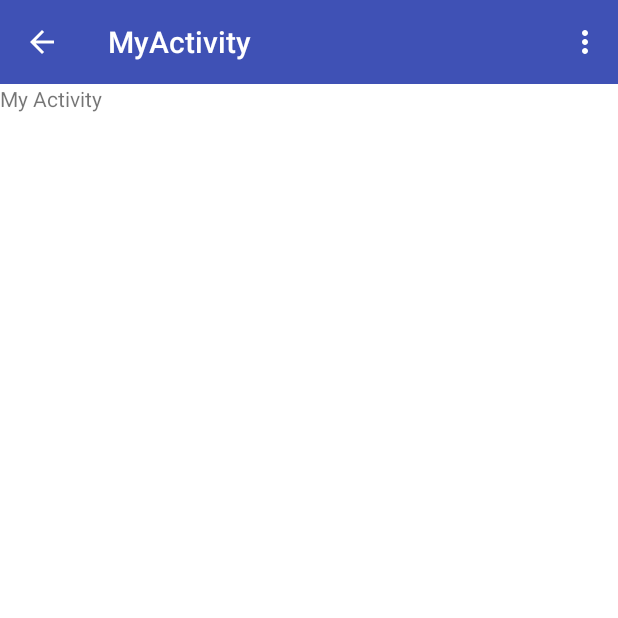
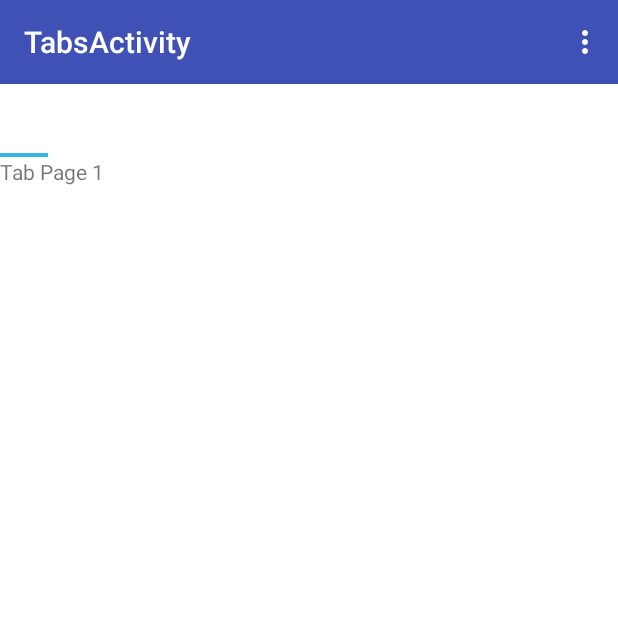
Before and after one commit to GamaX320/Material_Design_Project, an Android app: the MainActivity screen opened directly, with no data from a screen before it, after a tap on "Next", on a phone screen of 412 x 824 dp, the top half of it. Run offline under Robolectric (Android 15) with nearby library versions, the light colour scheme and no system bars.

Commit message:
add tabs layout

```diff
--- a/app/src/main/java/com/example/bryanty/materialdesignproject/MainActivity.java
+++ b/app/src/main/java/com/example/bryanty/materialdesignproject/MainActivity.java
@@ -7,6 +7,8 @@ import android.os.Bundle;
 import android.view.Menu;
 import android.view.MenuItem;
 import android.support.v7.widget.Toolbar;
+
+import com.example.bryanty.materialdesignproject.tabs.TabsActivity;
 
 
 public class MainActivity extends ActionBarActivity {
@@ -48,7 +50,8 @@ public class MainActivity extends ActionBarActivity {
             return true;
         }
         else if(id == R.id.action_next){
-            startActivity(new Intent(this, MyActivity.class));
+            //startActivity(new Intent(this, MyActivity.class));
+            startActivity(new Intent(this, TabsActivity.class));
         }
 
         return super.onOptionsItemSelected(item);
--- /dev/null
+++ b/app/src/main/java/com/example/bryanty/materialdesignproject/tabs/SlidingTabLayout.java
@@ -0,0 +1,302 @@
+package com.example.bryanty.materialdesignproject.tabs;
+
+/**
+ * Created by BRYANTY on 06/05/2015.
+ */
+
+import android.content.Context;
+import android.graphics.Typeface;
+import android.os.Build;
+import android.support.v4.view.PagerAdapter;
+import android.support.v4.view.ViewPager;
+import android.util.AttributeSet;
+import android.util.TypedValue;
+import android.view.Gravity;
+import android.view.LayoutInflater;
+import android.view.View;
+import android.widget.HorizontalScrollView;
+import android.widget.TextView;
+
+/**
+ * To be used with ViewPager to provide a tab indicator component which give constant feedback as to
+ * the user's scroll progress.
+ * <p/>
+ * To use the component, simply add it to your view hierarchy. Then in your
+ * {@link android.app.Activity} or {@link android.support.v4.app.Fragment} call
+ * {@link #setViewPager(ViewPager)} providing it the ViewPager this layout is being used for.
+ * <p/>
+ * The colors can be customized in two ways. The first and simplest is to provide an array of colors
+ * via {@link #setSelectedIndicatorColors(int...)} and {@link #setDividerColors(int...)}. The
+ * alternative is via the {@link TabColorizer} interface which provides you complete control over
+ * which color is used for any individual position.
+ * <p/>
+ * The views used as tabs can be customized by calling {@link #setCustomTabView(int, int)},
+ * providing the layout ID of your custom layout.
+ */
+public class SlidingTabLayout extends HorizontalScrollView {
+
+    /**
+     * Allows complete control over the colors drawn in the tab layout. Set with
+     * {@link #setCustomTabColorizer(TabColorizer)}.
+     */
+    public interface TabColorizer {
+
+        /**
+         * @return return the color of the indicator used when {@code position} is selected.
+         */
+        int getIndicatorColor(int position);
+
+        /**
+         * @return return the color of the divider drawn to the right of {@code position}.
+         */
+        int getDividerColor(int position);
+
+    }
+
+    private static final int TITLE_OFFSET_DIPS = 24;
+    private static final int TAB_VIEW_PADDING_DIPS = 16;
+    private static final int TAB_VIEW_TEXT_SIZE_SP = 12;
+
+    private int mTitleOffset;
+
+    private int mTabViewLayoutId;
+    private int mTabViewTextViewId;
+
+    private ViewPager mViewPager;
+    private ViewPager.OnPageChangeListener mViewPagerPageChangeListener;
+
+    private final SlidingTabStrip mTabStrip;
+
+    public SlidingTabLayout(Context context) {
+        this(context, null);
+    }
+
+    public SlidingTabLayout(Context context, AttributeSet attrs) {
+        this(context, attrs, 0);
+    }
+
+    public SlidingTabLayout(Context context, AttributeSet attrs, int defStyle) {
+        super(context, attrs, defStyle);
+
+        // Disable the Scroll Bar
+        setHorizontalScrollBarEnabled(false);
+        // Make sure that the Tab Strips fills this View
+        setFillViewport(true);
+
+        mTitleOffset = (int) (TITLE_OFFSET_DIPS * getResources().getDisplayMetrics().density);
+
+        mTabStrip = new SlidingTabStrip(context);
+        addView(mTabStrip, LayoutParams.MATCH_PARENT, LayoutParams.WRAP_CONTENT);
+    }
+
+    /**
+     * Set the custom {@link TabColorizer} to be used.
+     * <p/>
+     * If you only require simple custmisation then you can use
+     * {@link #setSelectedIndicatorColors(int...)} and {@link #setDividerColors(int...)} to achieve
+     * similar effects.
+     */
+    public void setCustomTabColorizer(TabColorizer tabColorizer) {
+        mTabStrip.setCustomTabColorizer(tabColorizer);
+    }
+
+    /**
+     * Sets the colors to be used for indicating the selected tab. These colors are treated as a
+     * circular array. Providing one color will mean that all tabs are indicated with the same color.
+     */
+    public void setSelectedIndicatorColors(int... colors) {
+        mTabStrip.setSelectedIndicatorColors(colors);
+    }
+
+    /**
+     * Sets the colors to be used for tab dividers. These colors are treated as a circular array.
+     * Providing one color will mean that all tabs are indicated with the same color.
+     */
+//    public void setDividerColors(int... colors) {
+//        mTabStrip.setDividerColors(colors);
+//    }
+
+    /**
+     * Set the {@link ViewPager.OnPageChangeListener}. When using {@link SlidingTabLayout} you are
+     * required to set any {@link ViewPager.OnPageChangeListener} through this method. This is so
+     * that the layout can update it's scroll position correctly.
+     *
+     * @see ViewPager#setOnPageChangeListener(ViewPager.OnPageChangeListener)
+     */
+    public void setOnPageChangeListener(ViewPager.OnPageChangeListener listener) {
+        mViewPagerPageChangeListener = listener;
+    }
+
+    /**
+     * Set the custom layout to be inflated for the tab views.
+     *
+     * @param layoutResId Layout id to be inflated
+     * @param textViewId  id of the {@link TextView} in the inflated view
+     */
+    public void setCustomTabView(int layoutResId, int textViewId) {
+        mTabViewLayoutId = layoutResId;
+        mTabViewTextViewId = textViewId;
+    }
+
+    /**
+     * Sets the associated view pager. Note that the assumption here is that the pager content
+     * (number of tabs and tab titles) does not change after this call has been made.
+     */
+    public void setViewPager(ViewPager viewPager) {
+        mTabStrip.removeAllViews();
+
+        mViewPager = viewPager;
+        if (viewPager != null) {
+            viewPager.setOnPageChangeListener(new InternalViewPagerListener());
+            populateTabStrip();
+        }
+    }
+
+    /**
+     * Create a default view to be used for tabs. This is called if a custom tab view is not set via
+     * {@link #setCustomTabView(int, int)}.
+     */
+    protected TextView createDefaultTabView(Context context) {
+        TextView textView = new TextView(context);
+        textView.setGravity(Gravity.CENTER);
+        textView.setTextSize(TypedValue.COMPLEX_UNIT_SP, TAB_VIEW_TEXT_SIZE_SP);
+        textView.setTypeface(Typeface.DEFAULT_BOLD);
+
+        if (Build.VERSION.SDK_INT >= Build.VERSION_CODES.HONEYCOMB) {
+            // If we're running on Honeycomb or newer, then we can use the Theme's
+            // selectableItemBackground to ensure that the View has a pressed state
+            TypedValue outValue = new TypedValue();
+            getContext().getTheme().resolveAttribute(android.R.attr.selectableItemBackground,
+                    outValue, true);
+            textView.setBackgroundResource(outValue.resourceId);
+        }
+
+        if (Build.VERSION.SDK_INT >= Build.VERSION_CODES.ICE_CREAM_SANDWICH) {
+            // If we're running on ICS or newer, enable all-caps to match the Action Bar tab style
+            textView.setAllCaps(true);
+        }
+
+        int padding = (int) (TAB_VIEW_PADDING_DIPS * getResources().getDisplayMetrics().density);
+        textView.setPadding(padding, padding, padding, padding);
+
+        return textView;
+    }
+
+    private void populateTabStrip() {
+        final PagerAdapter adapter = mViewPager.getAdapter();
+        final View.OnClickListener tabClickListener = new TabClickListener();
+
+        for (int i = 0; i < adapter.getCount(); i++) {
+            View tabView = null;
+            TextView tabTitleView = null;
+
+            if (mTabViewLayoutId != 0) {
+                // If there is a custom tab view layout id set, try and inflate it
+                tabView = LayoutInflater.from(getContext()).inflate(mTabViewLayoutId, mTabStrip,
+                        false);
+                tabTitleView = (TextView) tabView.findViewById(mTabViewTextViewId);
+            }
+
+            if (tabView == null) {
+                tabView = createDefaultTabView(getContext());
+            }
+
+            if (tabTitleView == null && TextView.class.isInstance(tabView)) {
+                tabTitleView = (TextView) tabView;
+            }
+
+            tabTitleView.setText(adapter.getPageTitle(i));
+            tabView.setOnClickListener(tabClickListener);
+
+            mTabStrip.addView(tabView);
+        }
+    }
+
+    @Override
+    protected void onAttachedToWindow() {
+        super.onAttachedToWindow();
+
+        if (mViewPager != null) {
+            scrollToTab(mViewPager.getCurrentItem(), 0);
+        }
+    }
+
+    private void scrollToTab(int tabIndex, int positionOffset) {
+        final int tabStripChildCount = mTabStrip.getChildCount();
+        if (tabStripChildCount == 0 || tabIndex < 0 || tabIndex >= tabStripChildCount) {
+            return;
+        }
+
+        View selectedChild = mTabStrip.getChildAt(tabIndex);
+        if (selectedChild != null) {
+            int targetScrollX = selectedChild.getLeft() + positionOffset;
+
+            if (tabIndex > 0 || positionOffset > 0) {
+                // If we're not at the first child and are mid-scroll, make sure we obey the offset
+                targetScrollX -= mTitleOffset;
+            }
+
+            scrollTo(targetScrollX, 0);
+        }
+    }
+
+    private class InternalViewPagerListener implements ViewPager.OnPageChangeListener {
+        private int mScrollState;
+
+        @Override
+        public void onPageScrolled(int position, float positionOffset, int positionOffsetPixels) {
+            int tabStripChildCount = mTabStrip.getChildCount();
+            if ((tabStripChildCount == 0) || (position < 0) || (position >= tabStripChildCount)) {
+                return;
+            }
+
+            mTabStrip.onViewPagerPageChanged(position, positionOffset);
+
+            View selectedTitle = mTabStrip.getChildAt(position);
+            int extraOffset = (selectedTitle != null)
+                    ? (int) (positionOffset * selectedTitle.getWidth())
+                    : 0;
+            scrollToTab(position, extraOffset);
+
+            if (mViewPagerPageChangeListener != null) {
+                mViewPagerPageChangeListener.onPageScrolled(position, positionOffset,
+                        positionOffsetPixels);
+            }
+        }
+
+        @Override
+        public void onPageScrollStateChanged(int state) {
+            mScrollState = state;
+
+            if (mViewPagerPageChangeListener != null) {
+                mViewPagerPageChangeListener.onPageScrollStateChanged(state);
+            }
+        }
+
+        @Override
+        public void onPageSelected(int position) {
+            if (mScrollState == ViewPager.SCROLL_STATE_IDLE) {
+                mTabStrip.onViewPagerPageChanged(position, 0f);
+                scrollToTab(position, 0);
+            }
+
+            if (mViewPagerPageChangeListener != null) {
+                mViewPagerPageChangeListener.onPageSelected(position);
+            }
+        }
+
+    }
+
+    private class TabClickListener implements View.OnClickListener {
+        @Override
+        public void onClick(View v) {
+            for (int i = 0; i < mTabStrip.getChildCount(); i++) {
+                if (v == mTabStrip.getChildAt(i)) {
+                    mViewPager.setCurrentItem(i);
+                    return;
+                }
+            }
+        }
+    }
+
+}
--- /dev/null
+++ b/app/src/main/java/com/example/bryanty/materialdesignproject/tabs/SlidingTabStrip.java
@@ -0,0 +1,143 @@
+package com.example.bryanty.materialdesignproject.tabs;
+
+/**
+ * Created by BRYANTY on 06/05/2015.
+ */
+
+import android.R;
+import android.content.Context;
+import android.graphics.Canvas;
+import android.graphics.Color;
+import android.graphics.Paint;
+import android.util.AttributeSet;
+import android.util.TypedValue;
+import android.view.View;
+import android.widget.LinearLayout;
+
+class SlidingTabStrip extends LinearLayout {
+    private static final int DEFAULT_BOTTOM_BORDER_THICKNESS_DIPS = 0;
+    private static final byte DEFAULT_BOTTOM_BORDER_COLOR_ALPHA = 0x26;
+    private static final int SELECTED_INDICATOR_THICKNESS_DIPS = 3;
+    private static final int DEFAULT_SELECTED_INDICATOR_COLOR = 0xFF33B5E5;
+    private final int mBottomBorderThickness;
+    private final Paint mBottomBorderPaint;
+    private final int mSelectedIndicatorThickness;
+    private final Paint mSelectedIndicatorPaint;
+    private final int mDefaultBottomBorderColor;
+    private int mSelectedPosition;
+    private float mSelectionOffset;
+    private SlidingTabLayout.TabColorizer mCustomTabColorizer;
+    private final SimpleTabColorizer mDefaultTabColorizer;
+
+    SlidingTabStrip(Context context) {
+        this(context, null);
+    }
+
+    SlidingTabStrip(Context context, AttributeSet attrs) {
+        super(context, attrs);
+        setWillNotDraw(false);
+        final float density = getResources().getDisplayMetrics().density;
+        TypedValue outValue = new TypedValue();
+        context.getTheme().resolveAttribute(R.attr.colorForeground, outValue, true);
+        final int themeForegroundColor = outValue.data;
+        mDefaultBottomBorderColor = setColorAlpha(themeForegroundColor,
+                DEFAULT_BOTTOM_BORDER_COLOR_ALPHA);
+        mDefaultTabColorizer = new SimpleTabColorizer();
+        mDefaultTabColorizer.setIndicatorColors(DEFAULT_SELECTED_INDICATOR_COLOR);
+        mBottomBorderThickness = (int) (DEFAULT_BOTTOM_BORDER_THICKNESS_DIPS * density);
+        mBottomBorderPaint = new Paint();
+        mBottomBorderPaint.setColor(mDefaultBottomBorderColor);
+        mSelectedIndicatorThickness = (int) (SELECTED_INDICATOR_THICKNESS_DIPS * density);
+        mSelectedIndicatorPaint = new Paint();
+    }
+
+    void setCustomTabColorizer(SlidingTabLayout.TabColorizer customTabColorizer) {
+        mCustomTabColorizer = customTabColorizer;
+        invalidate();
+    }
+
+    void setSelectedIndicatorColors(int... colors) {
+// Make sure that the custom colorizer is removed
+        mCustomTabColorizer = null;
+        mDefaultTabColorizer.setIndicatorColors(colors);
+        invalidate();
+    }
+
+    void onViewPagerPageChanged(int position, float positionOffset) {
+        mSelectedPosition = position;
+        mSelectionOffset = positionOffset;
+        invalidate();
+    }
+
+    @Override
+    protected void onDraw(Canvas canvas) {
+        final int height = getHeight();
+        final int childCount = getChildCount();
+        final SlidingTabLayout.TabColorizer tabColorizer = mCustomTabColorizer != null
+                ? mCustomTabColorizer
+                : mDefaultTabColorizer;
+// Thick colored underline below the current selection
+        if (childCount > 0) {
+            View selectedTitle = getChildAt(mSelectedPosition);
+            int left = selectedTitle.getLeft();
+            int right = selectedTitle.getRight();
+            int color = tabColorizer.getIndicatorColor(mSelectedPosition);
+            if (mSelectionOffset > 0f && mSelectedPosition < (getChildCount() - 1)) {
+                int nextColor = tabColorizer.getIndicatorColor(mSelectedPosition + 1);
+                if (color != nextColor) {
+                    color = blendColors(nextColor, color, mSelectionOffset);
+                }
+// Draw the selection partway between the tabs
+                View nextTitle = getChildAt(mSelectedPosition + 1);
+                left = (int) (mSelectionOffset * nextTitle.getLeft() +
+                        (1.0f - mSelectionOffset) * left);
+                right = (int) (mSelectionOffset * nextTitle.getRight() +
+                        (1.0f - mSelectionOffset) * right);
+            }
+            mSelectedIndicatorPaint.setColor(color);
+            canvas.drawRect(left, height - mSelectedIndicatorThickness, right,
+                    height, mSelectedIndicatorPaint);
+        }
+// Thin underline along the entire bottom edge
+        canvas.drawRect(0, height - mBottomBorderThickness, getWidth(), height, mBottomBorderPaint);
+    }
+
+    /**
+     * Set the alpha value of the {@code color} to be the given {@code alpha} value.
+     */
+    private static int setColorAlpha(int color, byte alpha) {
+        return Color.argb(alpha, Color.red(color), Color.green(color), Color.blue(color));
+    }
+
+    /**
+     * Blend {@code color1} and {@code color2} using the given ratio.
+     *
+     * @param ratio of which to blend. 1.0 will return {@code color1}, 0.5 will give an even blend,
+     *              0.0 will return {@code color2}.
+     */
+    private static int blendColors(int color1, int color2, float ratio) {
+        final float inverseRation = 1f - ratio;
+        float r = (Color.red(color1) * ratio) + (Color.red(color2) * inverseRation);
+        float g = (Color.green(color1) * ratio) + (Color.green(color2) * inverseRation);
+        float b = (Color.blue(color1) * ratio) + (Color.blue(color2) * inverseRation);
+        return Color.rgb((int) r, (int) g, (int) b);
+    }
+
+    private static class SimpleTabColorizer implements SlidingTabLayout.TabColorizer {
+        private int[] mIndicatorColors;
+
+        @Override
+        public final int getIndicatorColor(int position) {
+            return mIndicatorColors[position % mIndicatorColors.length];
+        }
+
+        @Override
+        public int getDividerColor(int position) {
+            return 0;
+        }
+
+        void setIndicatorColors(int... colors) {
+            mIndicatorColors = colors;
+        }
+    }
+}
--- /dev/null
+++ b/app/src/main/java/com/example/bryanty/materialdesignproject/tabs/TabFragment.java
@@ -0,0 +1,37 @@
+package com.example.bryanty.materialdesignproject.tabs;
+
+import android.support.v4.app.Fragment;
+import android.os.Bundle;
+import android.support.annotation.Nullable;
+import android.view.LayoutInflater;
+import android.view.View;
+import android.view.ViewGroup;
+import android.widget.TextView;
+
+import com.example.bryanty.materialdesignproject.R;
+
+import org.w3c.dom.Text;
+
+/**
+ * Created by BRYANTY on 06/05/2015.
+ */
+public  class TabFragment extends Fragment{
+
+    private TextView textView;
+
+    public static TabFragment getInstance(int position){
+        TabFragment myFragment= new TabFragment();
+        Bundle args= new Bundle();
+        args.putInt("position", position);
+        myFragment.setArguments(args)   ;
+
+        return myFragment;
+    }
+
+    @Override
+    public View onCreateView(LayoutInflater inflater, ViewGroup container, Bundle savedInstanceState) {
+        View view= inflater.inflate(R.layout.fragment_tab,container, false);
+        textView= (TextView)view.findViewById(R.id.position);
+        return view;
+    }
+}
--- /dev/null
+++ b/app/src/main/java/com/example/bryanty/materialdesignproject/tabs/TabsActivity.java
@@ -0,0 +1,80 @@
+package com.example.bryanty.materialdesignproject.tabs;
+
+
+import android.support.v4.app.Fragment;
+import android.support.v4.app.FragmentManager;
+import android.support.v4.app.FragmentPagerAdapter;
+import android.support.v4.view.ViewPager;
+import android.support.v7.app.ActionBarActivity;
+import android.os.Bundle;
+import android.view.Menu;
+import android.view.MenuItem;
+import android.support.v7.widget.Toolbar;
+
+import com.example.bryanty.materialdesignproject.R;
+
+public class TabsActivity extends ActionBarActivity {
+
+    private Toolbar toolbar;
+    private ViewPager mPager;
+    private SlidingTabLayout mTabs;
+
+    @Override
+    protected void onCreate(Bundle savedInstanceState) {
+        super.onCreate(savedInstanceState);
+        setContentView(R.layout.activity_tabs);
+
+        //add custom toolbar
+        toolbar=(Toolbar)findViewById(R.id.app_bar);
+        setSupportActionBar(toolbar);
+        getSupportActionBar().setDisplayShowHomeEnabled(true);
+
+        //add tabs layout
+        mPager= (ViewPager)findViewById(R.id.pager);
+        mPager.setAdapter(new MyPagerAdapter(getSupportFragmentManager()));
+        mTabs= (SlidingTabLayout)findViewById(R.id.tabs);
+        mTabs.setViewPager(mPager);
+    }
+
+
+    @Override
+    public boolean onCreateOptionsMenu(Menu menu) {
+        // Inflate the menu; this adds items to the action bar if it is present.
+        getMenuInflater().inflate(R.menu.menu_tabs, menu);
+        return true;
+    }
+
+    @Override
+    public boolean onOptionsItemSelected(MenuItem item) {
+        // Handle action bar item clicks here. The action bar will
+        // automatically handle clicks on the Home/Up button, so long
+        // as you specify a parent activity in AndroidManifest.xml.
+        int id = item.getItemId();
+
+        //noinspection SimplifiableIfStatement
+        if (id == R.id.action_settings) {
+            return true;
+        }
+
+        return super.onOptionsItemSelected(item);
+    }
+
+    //pager adapter
+    class MyPagerAdapter extends FragmentPagerAdapter{
+
+        MyPagerAdapter(FragmentManager fm) {
+            super(fm);
+        }
+
+        @Override
+        public Fragment getItem(int position) {
+            TabFragment tabFragment= TabFragment.getInstance(position);
+            return tabFragment;
+        }
+
+        @Override
+        public int getCount() {
+            return 3;
+        }
+    }
+}
--- /dev/null
+++ b/app/src/main/res/layout/activity_tabs.xml
@@ -0,0 +1,40 @@
+<android.support.v4.widget.DrawerLayout xmlns:android="http://schemas.android.com/apk/res/android"
+    xmlns:tools="http://schemas.android.com/tools"
+    xmlns:app="http://schemas.android.com/apk/res-auto"
+    android:layout_width="match_parent"
+    android:layout_height="match_parent"
+    android:id="@+id/drawer_layout">
+
+    <LinearLayout android:layout_width="match_parent"
+        android:layout_height="match_parent"
+        android:orientation="vertical"
+        tools:context=".MainActivity">
+
+        <!-- include custom toolbar -->
+        <include android:id="@+id/app_bar" layout="@layout/app_bar"/>
+
+        <!-- include tabs -->
+        <com.example.bryanty.materialdesignproject.tabs.SlidingTabLayout
+            android:id="@+id/tabs"
+            android:layout_width="match_parent"
+            android:layout_height="wrap_content"/>
+
+        <android.support.v4.view.ViewPager
+            android:id="@+id/pager"
+            android:layout_width="match_parent"
+            android:layout_height="0dp"
+            android:layout_weight="1"/>
+
+    </LinearLayout>
+
+    <!-- frame layout -->
+    <fragment
+        android:id="@+id/fragment_navigation_drawer"
+        android:layout_width="280dp"
+        android:layout_height="match_parent"
+        android:layout_gravity="start"
+        app:layout="@layout/fragment_navigation_drawer"
+        android:name="com.example.bryanty.materialdesignproject.NavigationDrawerFragment"
+        tools:layout="@layout/fragment_navigation_drawer" />
+
+</android.support.v4.widget.DrawerLayout>
--- /dev/null
+++ b/app/src/main/res/layout/fragment_tab.xml
@@ -0,0 +1,10 @@
+<?xml version="1.0" encoding="utf-8"?>
+<LinearLayout xmlns:android="http://schemas.android.com/apk/res/android"
+    android:orientation="vertical" android:layout_width="match_parent"
+    android:layout_height="match_parent">
+<TextView
+    android:id="@+id/position"
+    android:layout_width="match_parent"
+    android:layout_height="match_parent"
+    android:text="Tab Page 1"/>
+</LinearLayout>
--- /dev/null
+++ b/app/src/main/res/menu/menu_tabs.xml
@@ -0,0 +1,7 @@
+<menu xmlns:android="http://schemas.android.com/apk/res/android"
+    xmlns:app="http://schemas.android.com/apk/res-auto"
+    xmlns:tools="http://schemas.android.com/tools"
+    tools:context="com.example.bryanty.materialdesignproject.tabs.TabsActivity">
+    <item android:id="@+id/action_settings" android:title="@string/action_settings"
+        android:orderInCategory="100" app:showAsAction="never" />
+</menu>
--- a/app/src/main/res/values/strings.xml
+++ b/app/src/main/res/values/strings.xml
@@ -10,4 +10,6 @@
     <string name="hello_blank_fragment">Hello blank fragment</string>
     <string name="drawer_open">Open</string>
     <string name="drawer_close">Close</string>
+    <string name="title_activity_activity_tabs">activity_tabs</string>
+    <string name="title_activity_tabs">TabsActivity</string>
 </resources>
```
Also changed, not shown: app/src/main/AndroidManifest.xml (+8 -0 lines).
